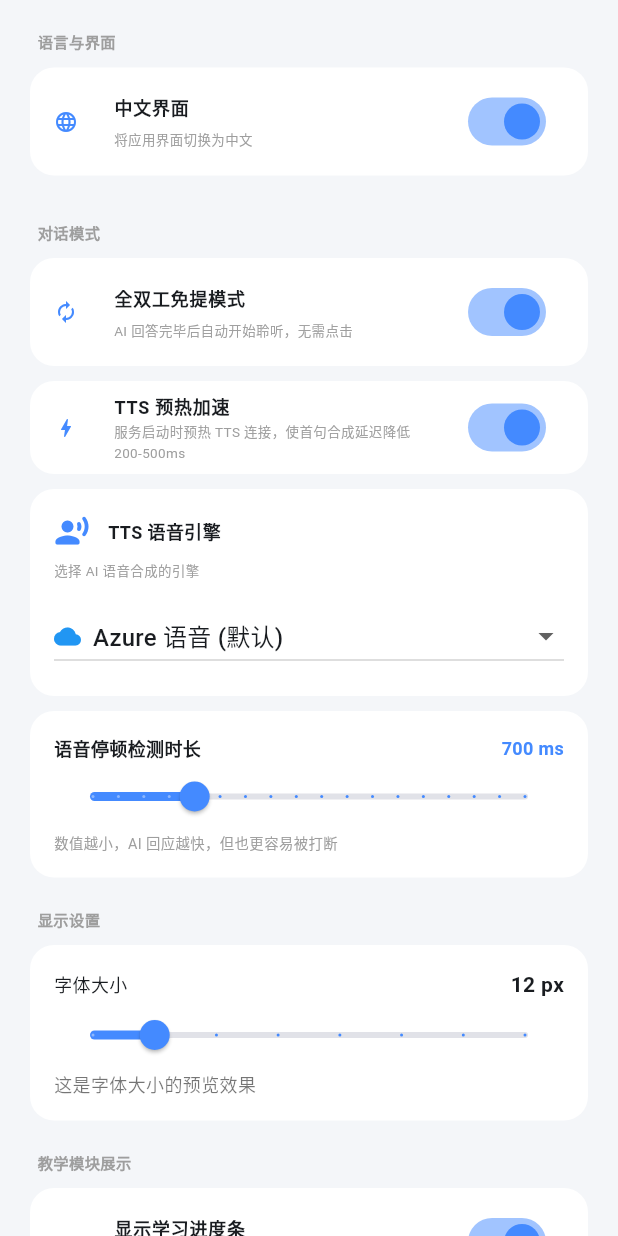
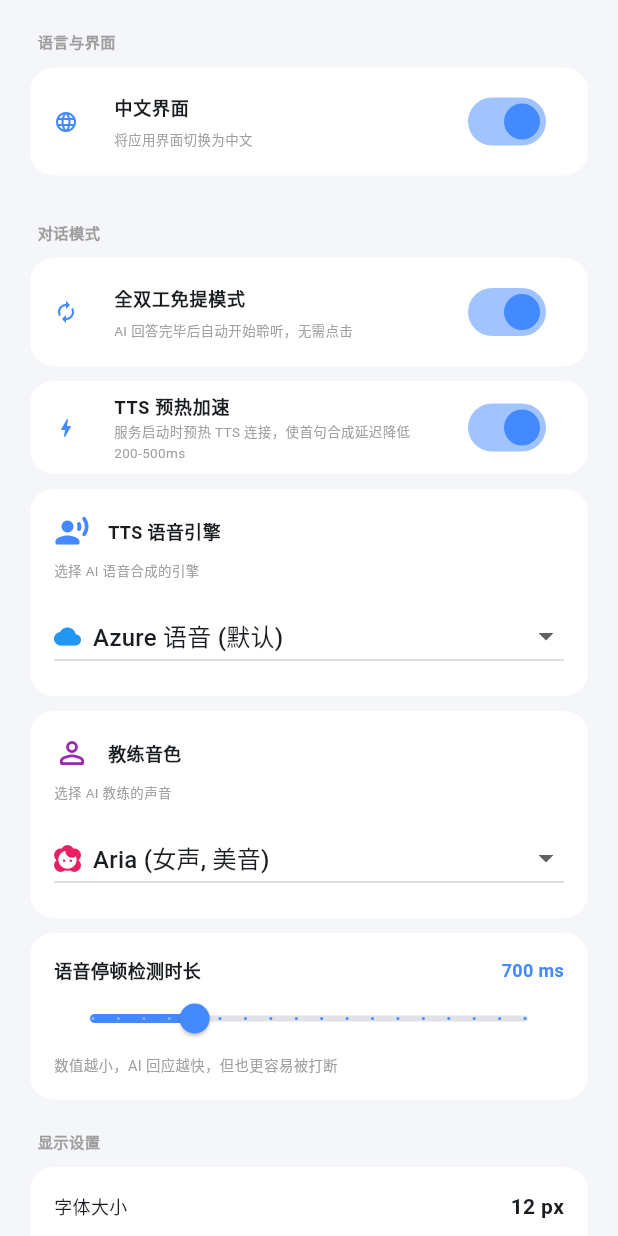
Before and after one commit to 1192934743/EnglishCoach_Project, a Flutter app: the SettingsScreen screen opened directly, on a phone screen of 412 x 824 dp. Run offline on Flutter 3.47's test engine with Material 3 defaults, Android fonts, the phone set to English and light mode, and no system bars; our stand-ins replace flutter_riverpod, lottie, permission_handler, shared_preferences; missing offline and left inert: audio_session, flutter_sound, record; accounts and stored records are empty; network calls fail.

Commit message:
feat: TTS 音色动态选择 - 前后端全栈实现
Made-with: Cursor

```diff
--- a/flutter_frontend/lib/core/providers/settings_provider.dart
+++ b/flutter_frontend/lib/core/providers/settings_provider.dart
@@ -1,6 +1,38 @@
 // lib/core/providers/settings_provider.dart
 import 'package:flutter/material.dart';
 import 'package:flutter_riverpod/flutter_riverpod.dart';
+
+/// TTS 音色选项配置：{引擎名: {音色ID: 显示名称}}
+class VoiceOptions {
+  static const Map<String, Map<String, String>> byEngine = {
+    'azure': {
+      'en-US-AriaNeural': 'Aria (女声, 美音)',
+      'en-US-GuyNeural': 'Guy (男声, 美音)',
+      'en-US-JennyNeural': 'Jenny (女声, 美音)',
+      'en-GB-SoniaNeural': 'Sonia (女声, 英音)',
+      'en-GB-RyanNeural': 'Ryan (男声, 英音)',
+      'en-AU-NatashaNeural': 'Natasha (女声, 澳音)',
+    },
+    'volcengine': {
+      'BV001_streaming': 'BV001 (女声, 通用)',
+      'BV002_streaming': 'BV002 (男声, 通用)',
+      'BV003_streaming': 'BV003 (女声, 活泼)',
+    },
+  };
+
+  /// 获取指定引擎的默认音色 ID
+  static String defaultVoice(String engine) {
+    final voices = byEngine[engine];
+    if (voices == null || voices.isEmpty) return 'en-US-AriaNeural';
+    return voices.keys.first;
+  }
+
+  /// 检查音色 ID 是否属于指定引擎
+  static bool isVoiceValid(String engine, String voiceId) {
+    final voices = byEngine[engine];
+    return voices != null && voices.containsKey(voiceId);
+  }
+}
 
 class SettingsState {
   final bool isChinese;
@@ -15,10 +47,12 @@ class SettingsState {
   final double newTopicAppetite;
   // TTS 预热开关：启用后服务启动时预热 TTS 连接池，首句延迟降低 200-500ms
   final bool ttsPreWarming;
-  // 新增：用户英语熟练度等级
+  // 用户英语熟练度等级
   final String learnerLevel;
   // TTS 引擎选择：azure 或 volcengine
   final String ttsEngine;
+  // TTS 音色选择：对应的 voice_id
+  final String ttsVoice;
 
   SettingsState({
     required this.isChinese,
@@ -32,8 +66,9 @@ class SettingsState {
     this.depthPreference = 1.0,
     this.newTopicAppetite = 0.2,
     this.ttsPreWarming = true,
-    this.learnerLevel = "Intermediate", // 默认中级
-    this.ttsEngine = "azure", // 默认 Azure TTS
+    this.learnerLevel = "Intermediate",
+    this.ttsEngine = "azure",
+    this.ttsVoice = "en-US-AriaNeural",
   });
 
   SettingsState copyWith({
@@ -50,6 +85,7 @@ class SettingsState {
     bool? ttsPreWarming,
     String? learnerLevel,
     String? ttsEngine,
+    String? ttsVoice,
   }) {
     return SettingsState(
       isChinese: isChinese ?? this.isChinese,
@@ -65,6 +101,7 @@ class SettingsState {
       ttsPreWarming: ttsPreWarming ?? this.ttsPreWarming,
       learnerLevel: learnerLevel ?? this.learnerLevel,
       ttsEngine: ttsEngine ?? this.ttsEngine,
+      ttsVoice: ttsVoice ?? this.ttsVoice,
     );
   }
 }
@@ -101,10 +138,22 @@ class SettingsNotifier extends Notifier<SettingsState> {
       state = state.copyWith(newTopicAppetite: val);
   void setTtsPreWarming(bool val) =>
       state = state.copyWith(ttsPreWarming: val);
-  // 新增：更新等级的方法
+  // 更新等级的方法
   void setLearnerLevel(String val) => state = state.copyWith(learnerLevel: val);
-  // TTS 引擎选择
-  void setTtsEngine(String val) => state = state.copyWith(ttsEngine: val);
+  // TTS 引擎选择 - 切换引擎时自动重置音色
+  void setTtsEngine(String val) {
+    final currentVoice = state.ttsVoice;
+    // 检查当前音色是否在新引擎的选项中
+    if (!VoiceOptions.isVoiceValid(val, currentVoice)) {
+      // 不在则重置为新引擎的默认音色
+      final newDefaultVoice = VoiceOptions.defaultVoice(val);
+      state = state.copyWith(ttsEngine: val, ttsVoice: newDefaultVoice);
+    } else {
+      state = state.copyWith(ttsEngine: val);
+    }
+  }
+  // TTS 音色选择
+  void setTtsVoice(String val) => state = state.copyWith(ttsVoice: val);
 }
 
 final settingsProvider = NotifierProvider<SettingsNotifier, SettingsState>(
--- a/flutter_frontend/lib/features/settings/screens/settings_screen.dart
+++ b/flutter_frontend/lib/features/settings/screens/settings_screen.dart
@@ -124,12 +124,86 @@ class SettingsScreen extends ConsumerWidget {
                   ],
                   onChanged: (v) async {
                     if (v == null) return;
+                    // setTtsEngine 会自动重置音色到新引擎的默认值
                     notifier.setTtsEngine(v);
+                    final newVoice = ref.read(settingsProvider).ttsVoice;
                     await chatNotifier.updateLmsSettings(
                       depthPreference: settings.depthPreference,
                       newTopicAppetite: settings.newTopicAppetite,
                       learnerLevel: settings.learnerLevel,
                       ttsEngine: v,
+                      ttsVoice: newVoice,
+                    );
+                  },
+                ),
+              ],
+            ),
+          ),
+          // TTS 音色选择器
+          Container(
+            margin: const EdgeInsets.only(bottom: 10),
+            padding: const EdgeInsets.all(16),
+            decoration: BoxDecoration(
+              color: Colors.white,
+              borderRadius: BorderRadius.circular(16),
+            ),
+            child: Column(
+              crossAxisAlignment: CrossAxisAlignment.start,
+              children: [
+                Row(
+                  children: [
+                    const Icon(Icons.person_outline_rounded, color: Colors.purple, size: 24),
+                    const SizedBox(width: 12),
+                    Text(
+                      tr(ref, "Coach Voice", "教练音色"),
+                      style: TextStyle(fontWeight: FontWeight.bold, fontSize: baseSize),
+                    ),
+                  ],
+                ),
+                const SizedBox(height: 8),
+                Text(
+                  tr(
+                    ref,
+                    "Choose the voice for your AI conversation coach.",
+                    "选择 AI 教练的声音",
+                  ),
+                  style: TextStyle(fontSize: baseSize * 0.75, color: Colors.grey),
+                ),
+                const SizedBox(height: 12),
+                Builder(
+                  builder: (context) {
+                    final voices = VoiceOptions.byEngine[settings.ttsEngine] ?? {};
+                    return DropdownButton<String>(
+                      value: voices.containsKey(settings.ttsVoice) ? settings.ttsVoice : VoiceOptions.defaultVoice(settings.ttsEngine),
+                      isExpanded: true,
+                      items: voices.entries.map((e) {
+                        final isMale = e.key.contains('Guy') || e.key.contains('Ryan') || e.key.contains('BV002');
+                        return DropdownMenuItem<String>(
+                          value: e.key,
+                          child: Row(
+                            children: [
+                              Icon(
+                                isMale ? Icons.face_rounded : Icons.face_2_rounded,
+                                size: 18,
+                                color: isMale ? Colors.blue : Colors.pink,
+                              ),
+                              const SizedBox(width: 8),
+                              Expanded(child: Text(e.value)),
+                            ],
+                          ),
+                        );
+                      }).toList(),
+                      onChanged: (v) async {
+                        if (v == null) return;
+                        notifier.setTtsVoice(v);
+                        await chatNotifier.updateLmsSettings(
+                          depthPreference: settings.depthPreference,
+                          newTopicAppetite: settings.newTopicAppetite,
+                          learnerLevel: settings.learnerLevel,
+                          ttsEngine: settings.ttsEngine,
+                          ttsVoice: v,
+                        );
+                      },
                     );
                   },
                 ),
@@ -351,6 +425,7 @@ class SettingsScreen extends ConsumerWidget {
                       newTopicAppetite: settings.newTopicAppetite,
                       learnerLevel: v,
                       ttsEngine: settings.ttsEngine,
+                      ttsVoice: settings.ttsVoice,
                     );
                   },
                 ),
@@ -372,6 +447,7 @@ class SettingsScreen extends ConsumerWidget {
                 newTopicAppetite: settings.newTopicAppetite,
                 learnerLevel: settings.learnerLevel,
                 ttsEngine: settings.ttsEngine,
+                ttsVoice: settings.ttsVoice,
               );
             },
           ),
@@ -391,6 +467,7 @@ class SettingsScreen extends ConsumerWidget {
                 newTopicAppetite: val,
                 learnerLevel: settings.learnerLevel,
                 ttsEngine: settings.ttsEngine,
+                ttsVoice: settings.ttsVoice,
               );
             },
           ),
```
Also changed, not shown: flutter_frontend/lib/features/chat/providers/chat_provider.dart (+8 -1 lines), 5 other files.
